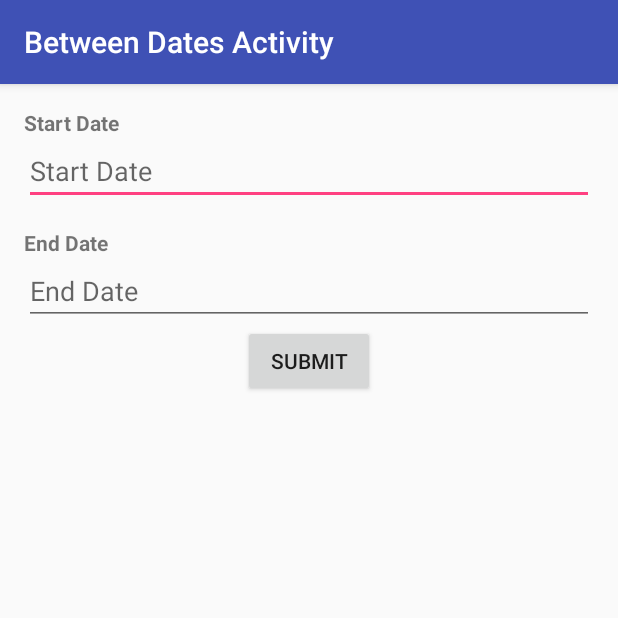
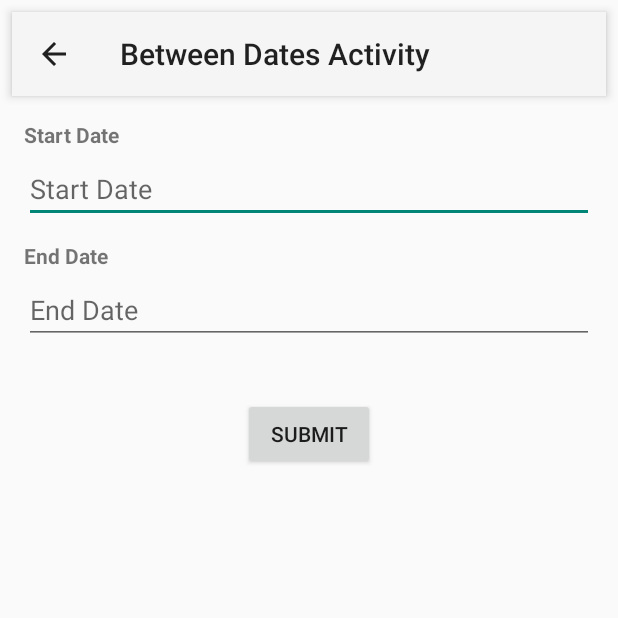
Before and after one commit to shagunakarsh/DrArchita, an Android app: the screen it shows after launch (BetweenDatesActivity), after a tap on "BETWEEN DATES", on a phone screen of 412 x 824 dp, the top half of it. Run offline under Robolectric (Android 15) with nearby library versions, the phone set to English and light mode, and no system bars.

Commit message:
1. Toolbar added to each activity, 2. Up button in each child activity, 3. Menu items in main activity

```diff
--- a/app/src/main/java/com/drarchita/datecalculator/activities/BetweenDatesActivity.java
+++ b/app/src/main/java/com/drarchita/datecalculator/activities/BetweenDatesActivity.java
@@ -3,6 +3,7 @@ package com.drarchita.datecalculator.activities;
 import android.app.DatePickerDialog;
 import android.os.Bundle;
 import android.support.v7.app.AppCompatActivity;
+import android.support.v7.widget.Toolbar;
 import android.view.View;
 import android.widget.Button;
 import android.widget.DatePicker;
@@ -29,16 +30,14 @@ public class BetweenDatesActivity extends AppCompatActivity {
     private DatePickerDialog datePickerDialog;
     private Button submit;
     private TextView resultsView;
+    private Toolbar toolbar;
 
     protected void init() {
         startDate = findViewById(R.id.start_date);
         endDate = findViewById(R.id.end_date);
         submit = findViewById(R.id.bd_submit);
         resultsView = findViewById(R.id.bd_result_text);
-    }
-
-    protected void reset() {
-
+        toolbar = findViewById(R.id.bd_toolbar);
     }
 
     @Override
@@ -47,7 +46,8 @@ public class BetweenDatesActivity extends AppCompatActivity {
         setContentView(R.layout.activity_bd);
 
         init();
-        reset();
+        setSupportActionBar(toolbar);
+        getSupportActionBar().setDisplayHomeAsUpEnabled(true);
 
         final DateTimeFormatter dateTimeFormatter = DateTimeFormat.forPattern(Constants.DATE_FORMAT);
 
--- a/app/src/main/java/com/drarchita/datecalculator/activities/MainActivity.java
+++ b/app/src/main/java/com/drarchita/datecalculator/activities/MainActivity.java
@@ -3,6 +3,8 @@ package com.drarchita.datecalculator.activities;
 import android.content.Intent;
 import android.os.Bundle;
 import android.support.v7.app.AppCompatActivity;
+import android.support.v7.widget.Toolbar;
+import android.view.Menu;
 import android.view.View;
 import android.widget.Button;
 
@@ -10,23 +12,25 @@ import com.drarchita.datecalculator.R;
 
 public class MainActivity extends AppCompatActivity {
 
-    private static final String TAG = "MainActivity-shagun";
+    private static final String TAG = "MainActivity";
     private Button next;
     private Button between;
     private Button lmp;
+    private Toolbar toolbar;
 
     private void init() {
         next = findViewById(R.id.next_button);
         lmp = findViewById(R.id.lmp_button);
         between = findViewById(R.id.between_button);
+        toolbar = findViewById(R.id.main_toolbar);
     }
 
     @Override
     protected void onCreate(final Bundle savedInstanceState) {
         super.onCreate(savedInstanceState);
         setContentView(R.layout.activity_main);
-
         init();
+        setSupportActionBar(toolbar);
 
         next.setOnClickListener(new View.OnClickListener() {
             @Override
@@ -56,4 +60,11 @@ public class MainActivity extends AppCompatActivity {
         });
 
     }
+
+    @Override
+    public boolean onCreateOptionsMenu(Menu menu) {
+        getMenuInflater().inflate(R.menu.menu_list, menu);
+
+        return true;
+    }
 }
--- /dev/null
+++ b/app/src/main/res/drawable/ic_favorite_black_24px.xml
@@ -0,0 +1,9 @@
+<vector xmlns:android="http://schemas.android.com/apk/res/android"
+        android:width="24dp"
+        android:height="24dp"
+        android:viewportWidth="24.0"
+        android:viewportHeight="24.0">
+    <path
+        android:pathData="M12,21.35l-1.45,-1.32C5.4,15.36 2,12.28 2,8.5 2,5.42 4.42,3 7.5,3c1.74,0 3.41,0.81 4.5,2.09C13.09,3.81 14.76,3 16.5,3 19.58,3 22,5.42 22,8.5c0,3.78 -3.4,6.86 -8.55,11.54L12,21.35z"
+        android:fillColor="#000000"/>
+</vector>
--- a/app/src/main/res/layout/activity_bd.xml
+++ b/app/src/main/res/layout/activity_bd.xml
@@ -7,6 +7,24 @@
     android:layout_height="match_parent"
     tools:context="com.drarchita.datecalculator.activities.BetweenDatesActivity">
 
+    <android.support.v7.widget.Toolbar
+        android:id="@+id/bd_toolbar"
+        android:layout_width="match_parent"
+        android:layout_height="?attr/actionBarSize"
+        android:layout_marginBottom="8dp"
+        android:layout_marginEnd="8dp"
+        android:layout_marginStart="8dp"
+        android:layout_marginTop="8dp"
+        android:background="?attr/colorPrimary"
+        android:elevation="4dp"
+        android:theme="@style/ThemeOverlay.AppCompat.ActionBar"
+        app:layout_constraintBottom_toTopOf="@+id/start_name"
+        app:layout_constraintTop_toTopOf="parent"
+        app:layout_constraintEnd_toEndOf="parent"
+        app:layout_constraintStart_toStartOf="parent"
+        app:layout_constraintBottom_toBottomOf="parent"
+        app:layout_constraintVertical_bias="0.0"
+        app:popupTheme="@style/ThemeOverlay.AppCompat.Light" />
 
     <TextView
         android:id="@+id/start_name"
@@ -14,12 +32,14 @@
         android:layout_height="wrap_content"
         android:layout_marginEnd="16dp"
         android:layout_marginStart="16dp"
-        android:layout_marginTop="16dp"
+        android:layout_marginTop="8dp"
         android:text="@string/start_date"
         android:textStyle="bold"
+        app:layout_constraintTop_toBottomOf="@+id/bd_toolbar"
+        app:layout_constraintBottom_toTopOf="@+id/start_date"
         app:layout_constraintEnd_toEndOf="parent"
-        app:layout_constraintStart_toStartOf="parent"
-        app:layout_constraintTop_toTopOf="parent" />
+        app:layout_constraintHorizontal_bias="0.0"
+        app:layout_constraintStart_toStartOf="parent" />
 
     <EditText
         android:id="@+id/start_date"
@@ -27,11 +47,14 @@
         android:layout_height="wrap_content"
         android:layout_marginEnd="16dp"
         android:layout_marginStart="16dp"
+        android:layout_marginTop="4dp"
         android:hint="@string/start_date"
         android:inputType="date"
         app:layout_constraintEnd_toEndOf="parent"
+        app:layout_constraintHorizontal_bias="0.0"
         app:layout_constraintStart_toStartOf="parent"
-        app:layout_constraintTop_toBottomOf="@+id/start_name" />
+        app:layout_constraintTop_toBottomOf="@+id/start_name"
+        app:layout_constraintBottom_toTopOf="@+id/end_name"/>
 
 
     <TextView
@@ -40,12 +63,14 @@
         android:layout_height="wrap_content"
         android:layout_marginEnd="16dp"
         android:layout_marginStart="16dp"
-        android:layout_marginTop="15dp"
+        android:layout_marginTop="12dp"
         android:text="@string/end_date"
         android:textStyle="bold"
         app:layout_constraintEnd_toEndOf="parent"
+        app:layout_constraintHorizontal_bias="0.0"
         app:layout_constraintStart_toStartOf="parent"
-        app:layout_constraintTop_toBottomOf="@+id/start_date" />
+        app:layout_constraintTop_toBottomOf="@+id/start_date"
+        app:layout_constraintBottom_toTopOf="@+id/end_date"/>
 
     <EditText
         android:id="@+id/end_date"
@@ -53,11 +78,14 @@
         android:layout_height="wrap_content"
         android:layout_marginEnd="16dp"
         android:layout_marginStart="16dp"
+        android:layout_marginTop="4dp"
         android:hint="@string/end_date"
         android:inputType="date"
         app:layout_constraintEnd_toEndOf="parent"
+        app:layout_constraintHorizontal_bias="0.0"
         app:layout_constraintStart_toStartOf="parent"
-        app:layout_constraintTop_toBottomOf="@+id/end_name" />
+        app:layout_constraintTop_toBottomOf="@+id/end_name"
+        app:layout_constraintBottom_toTopOf="@+id/bd_submit"/>
 
 
     <Button
@@ -66,21 +94,22 @@
         android:layout_height="wrap_content"
         android:layout_marginEnd="8dp"
         android:layout_marginStart="8dp"
-        android:layout_marginTop="45dp"
+        android:layout_marginTop="36dp"
         android:text="@string/text_submit"
         app:layout_constraintEnd_toEndOf="parent"
         app:layout_constraintStart_toStartOf="parent"
-        app:layout_constraintTop_toTopOf="@+id/end_date" />
+        app:layout_constraintTop_toBottomOf="@+id/end_date" />
 
 
     <TextView
         android:id="@+id/bd_result_text"
         android:layout_width="wrap_content"
         android:layout_height="wrap_content"
-        android:layout_marginTop="16dp"
+        android:layout_marginTop="20dp"
         android:textSize="20sp"
         android:textStyle="bold"
         app:layout_constraintEnd_toEndOf="parent"
+        app:layout_constraintHorizontal_bias="0.501"
         app:layout_constraintStart_toStartOf="parent"
         app:layout_constraintTop_toBottomOf="@+id/bd_submit" />
 
--- /dev/null
+++ b/app/src/main/res/menu/menu_list.xml
@@ -0,0 +1,17 @@
+<?xml version="1.0" encoding="utf-8"?>
+<menu xmlns:app="http://schemas.android.com/apk/res-auto"
+    xmlns:android="http://schemas.android.com/apk/res/android">
+
+        <!-- "Mark Favorite", should appear as action button if possible -->
+        <item
+            android:id="@+id/action_favorite"
+            android:icon="@drawable/ic_favorite_black_24px"
+            android:title="@string/favourite"
+            app:showAsAction="ifRoom"/>
+
+        <!-- Settings, should always be in the overflow -->
+        <item android:id="@+id/action_settings"
+            android:title="@string/refresh"
+            app:showAsAction="never"/>
+
+</menu>
--- a/app/src/main/res/values/strings.xml
+++ b/app/src/main/res/values/strings.xml
@@ -30,4 +30,6 @@
     <string name="start_date">Start Date</string>
     <string name="end_date">End Date</string>
     <string name="lmp_date">LMP Date</string>
+    <string name="favourite">favourite</string>
+    <string name="refresh">refresh</string>
 </resources>
```
Also changed, not shown: app/src/main/AndroidManifest.xml (+7 -4 lines), app/src/main/java/com/drarchita/datecalculator/activities/LMPActivity.java (+5 -4 lines), app/src/main/java/com/drarchita/datecalculator/activities/NextDateActivity.java (+5 -4 lines), app/src/main/res/layout/activity_lmp.xml (+21 -2 lines), app/src/main/res/layout/activity_main.xml (+32 -8 lines), app/src/main/res/layout/activity_nd.xml (+18 -1 lines), 1 other file.
